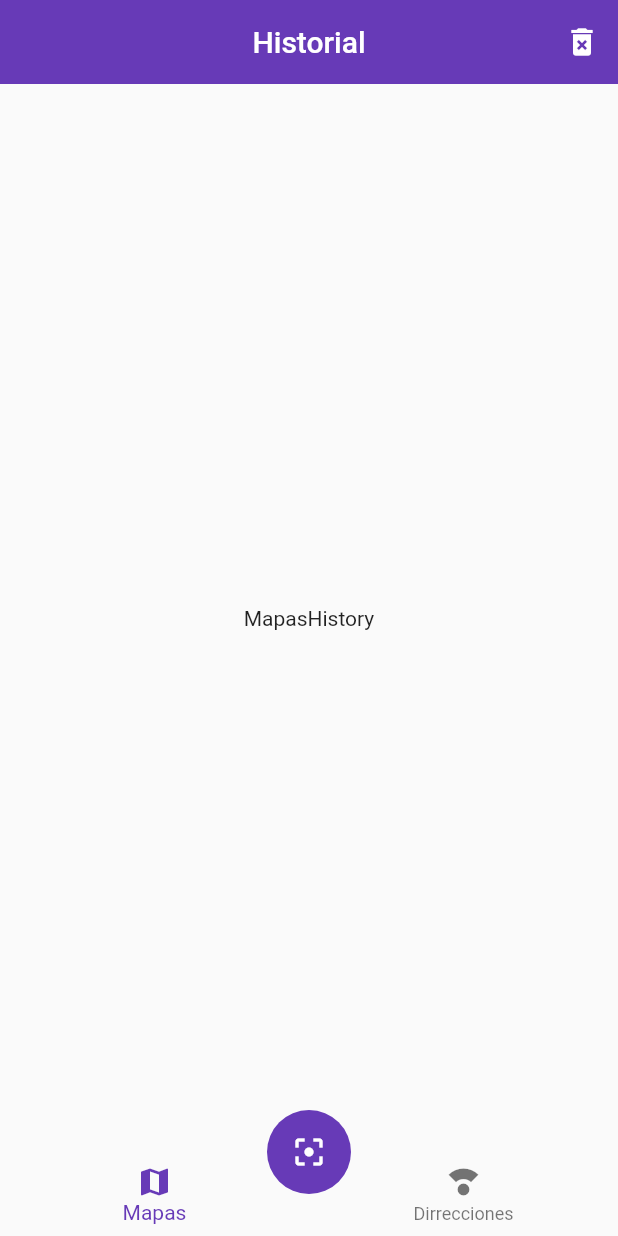
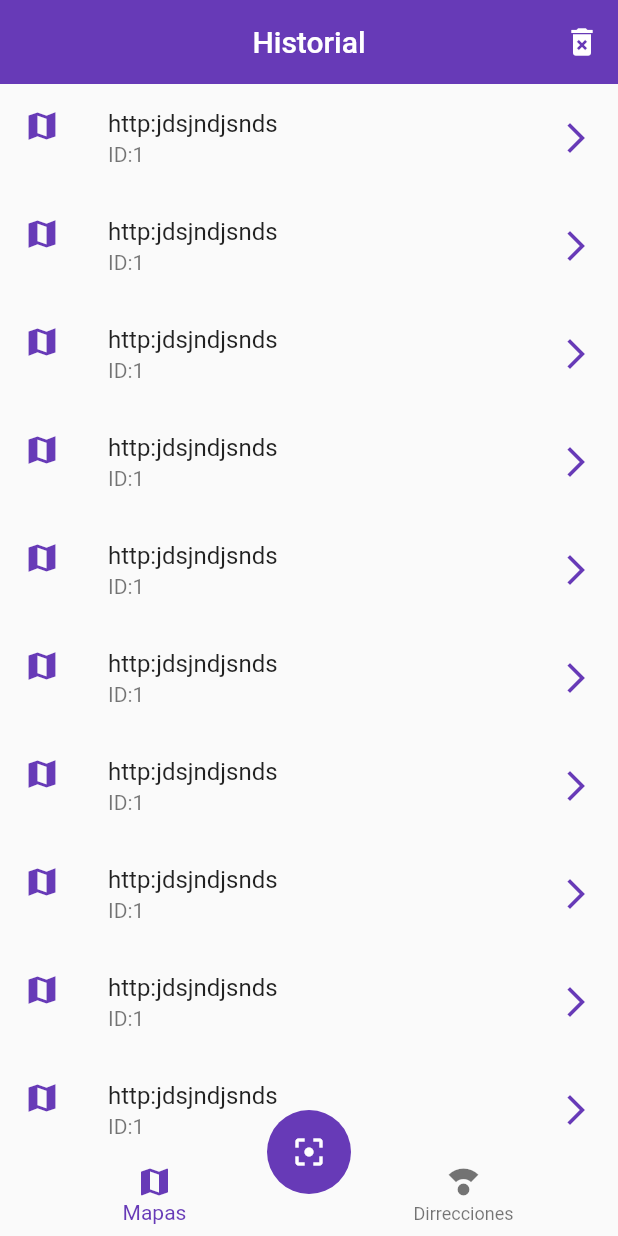
Before and after one commit to pachperdev/qr-scan-app-flutter, a Flutter app: the screen it shows after launch, on a phone screen of 412 x 824 dp. Run offline on Flutter 3.47's test engine with Material 2 defaults, Android fonts, the phone set to English and light mode, and no system bars; our stand-ins replace sqflite; accounts and stored records are empty.

Commit message:
Mostrar Scans UI - Sin base de datos

```diff
--- a/lib/screens/mapas_history.dart
+++ b/lib/screens/mapas_history.dart
@@ -5,6 +5,14 @@ class MapasHistory extends StatelessWidget {
 
   @override
   Widget build(BuildContext context) {
-    return const Center(child: Text('MapasHistory'));
+    return ListView.builder(
+      itemCount: 10,
+      itemBuilder: (context, index) => const ListTile(
+        leading: Icon(Icons.map_sharp),
+        title: Text('http:jdsjndjsnds'),
+        subtitle: Text('ID:1'),
+        trailing: Icon(Icons.arrow_forward_ios),
+      ),
+    );
   }
 }
```
